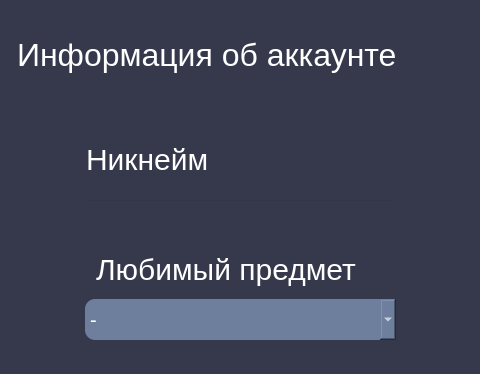
NotAKes/frog.study, file ui/account_page.ui: the form before one commit; both pictures show x 227 to 707 and y 0 to 374 of the 1237 by 873 pixel window.
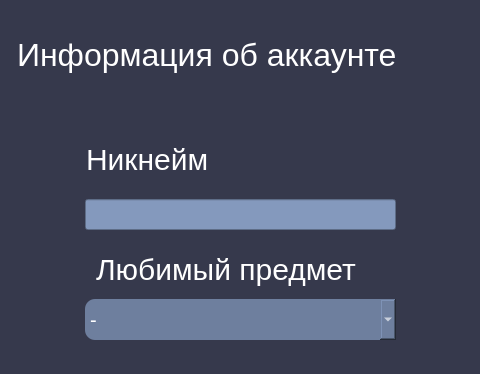
The form after the commit.

The edit to the form file:
```diff
--- a/ui/account_page.ui
+++ b/ui/account_page.ui
@@ -171,6 +171,11 @@
          <height>31</height>
         </rect>
        </property>
+       <property name="styleSheet">
+        <string notr="true">background:rgb(132, 153, 189);
+color:white;
+font-size:18px;</string>
+       </property>
       </widget>
       <widget class="QLabel" name="label_8">
        <property name="geometry">
```
Left out of the diff: 11 changed lines with no effect on the pictures.
